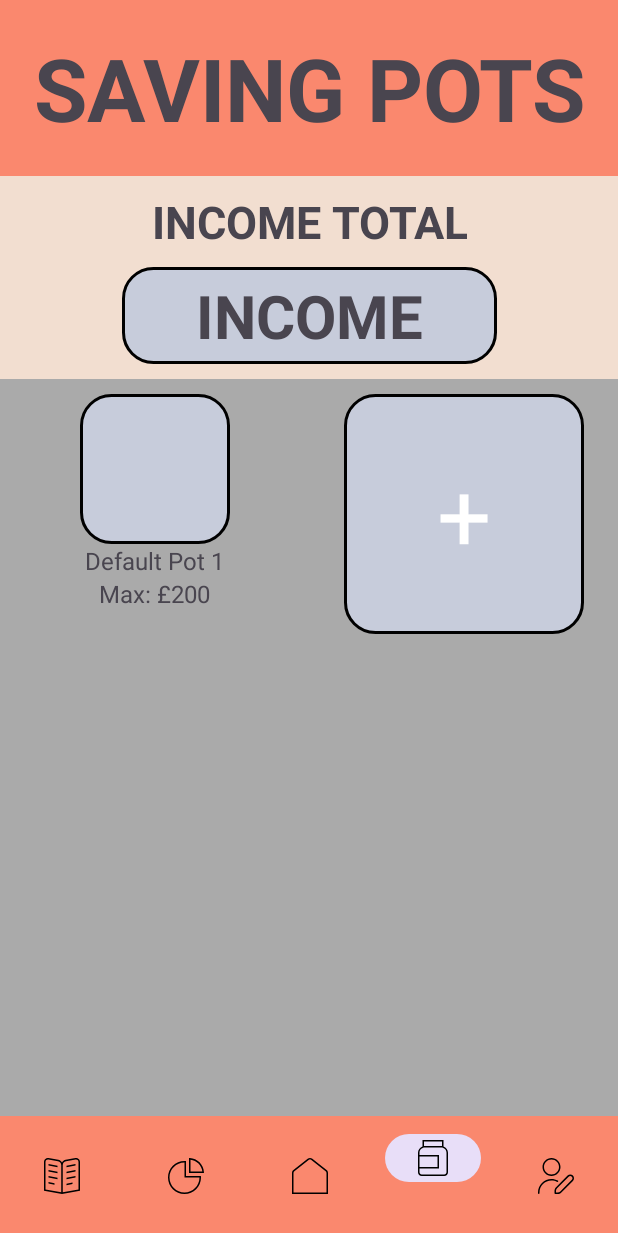
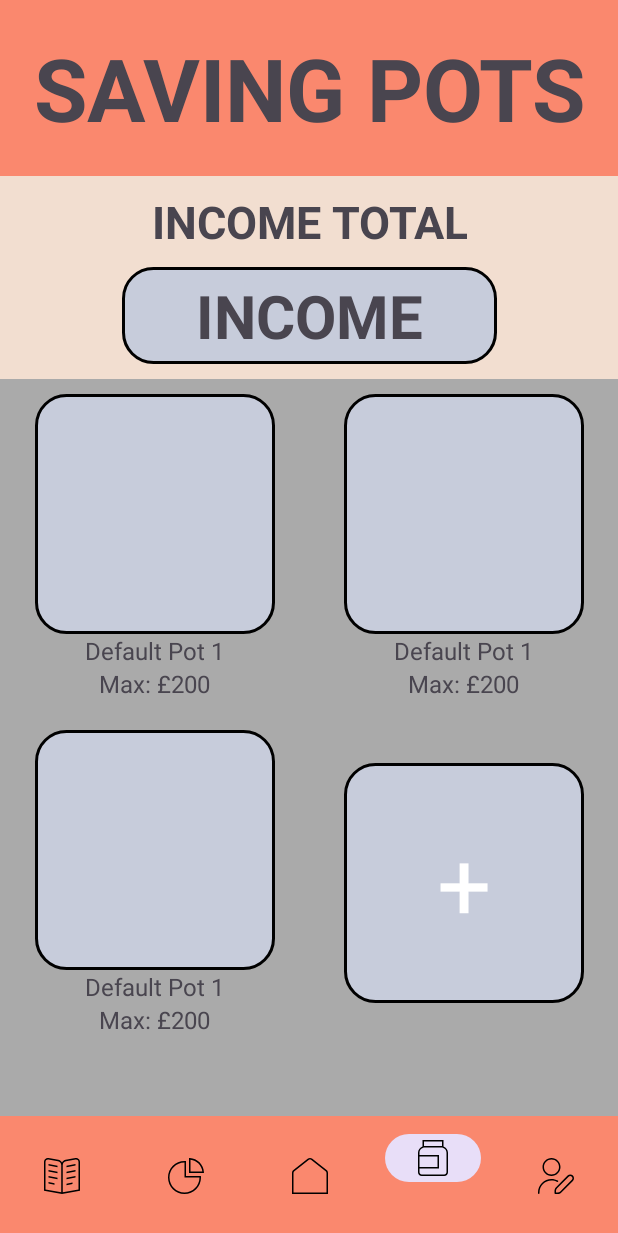
Before and after one commit to TurnerBurner01/Blush-Finance, an Android app: the screen it shows after launch (MainActivity), item 4 of the bottom bar chosen, on a phone screen of 412 x 824 dp. Shown: the top 1233 px of the screen. Run offline under Robolectric (Android 15) with nearby library versions, the phone set to English and light mode, and no system bars.

Commit message:
Pots feature added in

```diff
--- a/app/src/main/java/com/example/blushfinance/fragments/Pots_Page/PotsFragment.java
+++ b/app/src/main/java/com/example/blushfinance/fragments/Pots_Page/PotsFragment.java
@@ -47,11 +47,15 @@ public class PotsFragment extends Fragment {
         potsAdapter = new PotsAdapter(potList, getContext(), this);
         recyclerView.setAdapter(potsAdapter);
 
-        // Example of creating a default pot using the factory
-        Pot defaultPot = PotFactory.createPot("Default", "Default Pot 1", "Green", 200);
+        // Test pots
+        Pot test1Pot = PotFactory.createPot("Default", "Default Pot 1", "Green", 200);
+        Pot test2Pot = PotFactory.createPot("Default", "Default Pot 1", "Green", 200);
+        Pot test3Pot = PotFactory.createPot("Default", "Default Pot 1", "Green", 200);
 
         // Add the created pot to the list and notify the adapter
-        potList.add(defaultPot);
+        potList.add(test1Pot);
+        potList.add(test2Pot);
+        potList.add(test3Pot);
         potsAdapter.notifyDataSetChanged();
 
         // Add the plus icon item at the end of the list
--- a/app/src/main/res/layout/p_activity_pots.xml
+++ b/app/src/main/res/layout/p_activity_pots.xml
@@ -2,9 +2,9 @@
 <androidx.constraintlayout.widget.ConstraintLayout xmlns:android="http://schemas.android.com/apk/res/android"
     xmlns:app="http://schemas.android.com/apk/res-auto"
     xmlns:tools="http://schemas.android.com/tools"
-    android:id="@+id/pots"
     android:layout_width="match_parent"
     android:layout_height="match_parent"
+    android:id="@+id/pots"
     android:background="@color/backgroundColor"
     tools:context=".fragments.Pots_Page.PotsFragment">
 
--- a/app/src/main/res/layout/p_item_pot.xml
+++ b/app/src/main/res/layout/p_item_pot.xml
@@ -9,8 +9,8 @@
     <!-- Pot Color (Circle) -->
     <View
         android:id="@+id/pot_color"
-        android:layout_width="100dp"
-        android:layout_height="100dp"
+        android:layout_width="160dp"
+        android:layout_height="160dp"
         android:background="@drawable/rounded_square_background"
         app:layout_constraintTop_toTopOf="parent"
         app:layout_constraintStart_toStartOf="parent"
```
